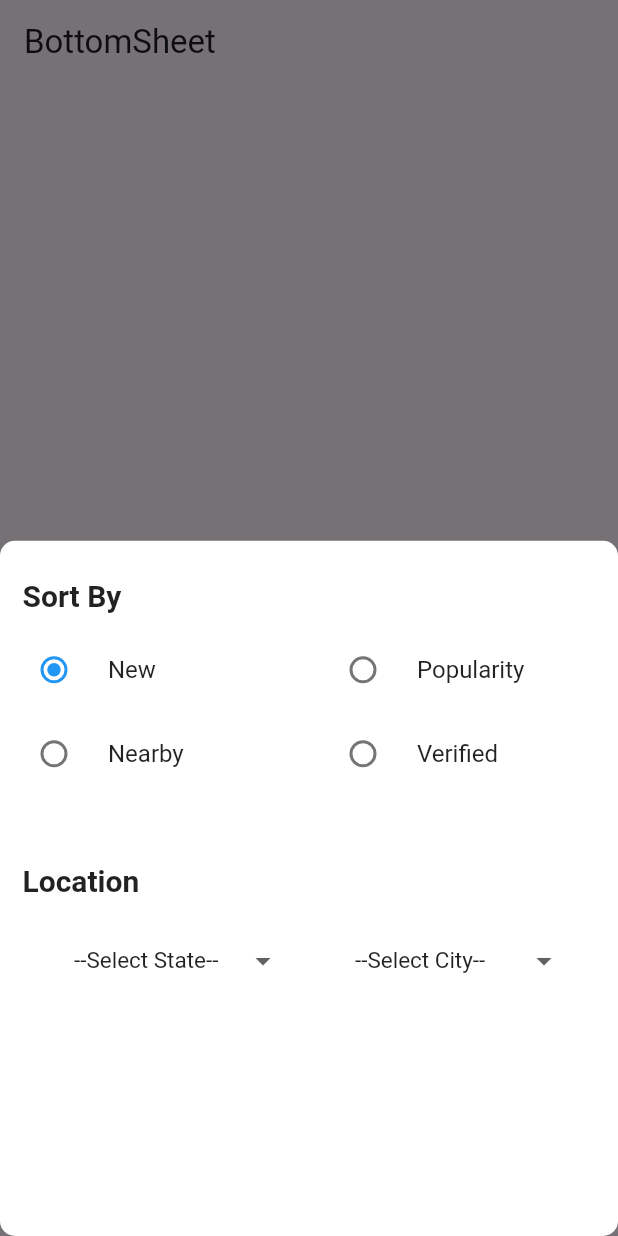
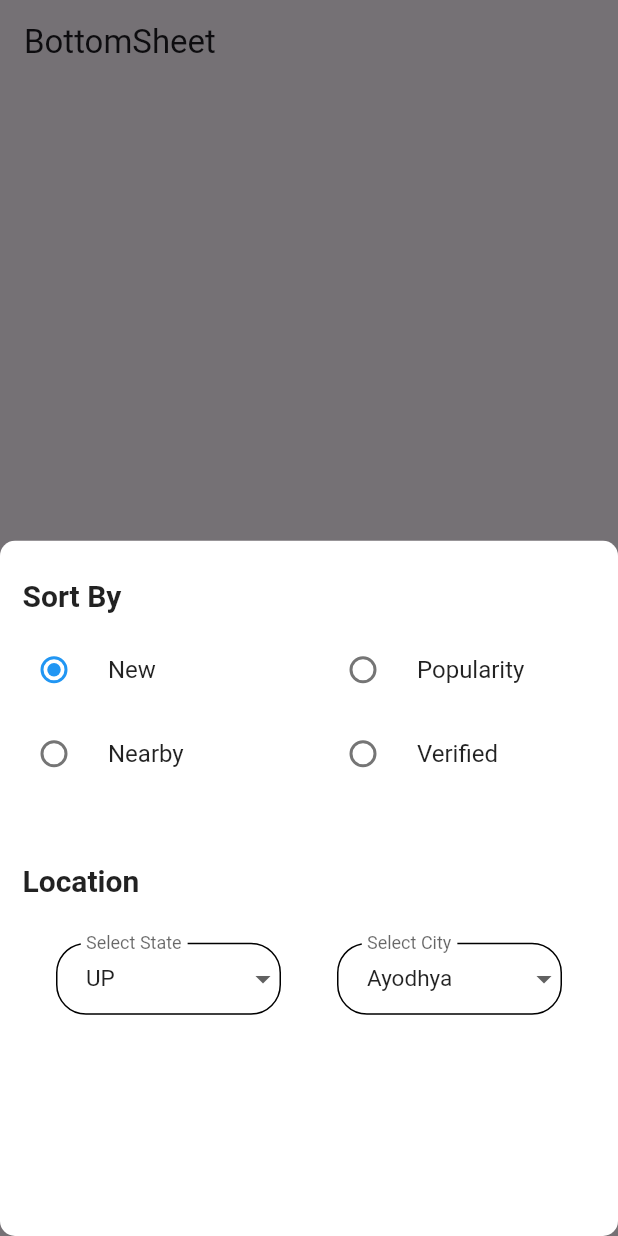
Before and after one commit to imperialrogers/intern-work, a Flutter app: the screen it shows after launch, after a tap on "Open", on a phone screen of 412 x 824 dp. Run offline on Flutter 3.47's test engine with Material 2 defaults, Android fonts, the phone set to English and light mode, and no system bars; our stand-ins replace get, image_picker.

Commit message:
Update bottom_sheet.dart

```diff
--- a/lib/bottom_sheet.dart
+++ b/lib/bottom_sheet.dart
@@ -43,8 +43,8 @@ class MyHomePage extends StatelessWidget {
 
   void openBottomSheet() {
     String? gender = "New"; //no radio button will be selected on initial
-    var chosenValue = "--Select State--";
-    String dropdownValue = '--Select City--';
+    var chosenValue = "UP";
+    String dropdownValue = 'Ayodhya';
 
     Get.bottomSheet(
       Column(
@@ -114,7 +114,9 @@ class MyHomePage extends StatelessWidget {
           ///
 
           ///
-          Row(
+          Padding(
+            padding: const EdgeInsets.only(top: 20.0),
+            child: Row(
               mainAxisAlignment: MainAxisAlignment.spaceEvenly,
               children: [
                 SizedBox(
@@ -123,20 +125,24 @@ class MyHomePage extends StatelessWidget {
                   // padding: const EdgeInsets.all(30.0),
                   child: DropdownButtonFormField(
                     decoration: const InputDecoration(
+                      labelText: "Select State",
                       focusedBorder: OutlineInputBorder(
                         borderSide: BorderSide(
-                          color: Colors.white, width: 0), //<-- SEE HERE
+                            color: Colors.black, width: 1), //<-- SEE HERE
                       ),
+                      contentPadding: const EdgeInsets.symmetric(
+                          vertical: 5, horizontal: 20),
                       enabledBorder: OutlineInputBorder(
                           //<-- SEE HERE
-                      borderSide: BorderSide.none,
+                          borderRadius: BorderRadius.all(Radius.circular(20))
+                          // borderSide: BorderSide.none,
                           ),
                     ),
                     value: chosenValue,
                     isExpanded: false,
                     isDense: true,
                     onChanged: (String? newValue) {},
-                  items: <String>['--Select State--', 'Cat', 'Tiger', 'Lion']
+                    items: <String>['UP', 'Cat', 'Tiger', 'Lion']
                         .map<DropdownMenuItem<String>>((String value) {
                       return DropdownMenuItem<String>(
                         value: value,
@@ -154,20 +160,24 @@ class MyHomePage extends StatelessWidget {
                   // padding: const EdgeInsets.all(30.0),
                   child: DropdownButtonFormField(
                     decoration: const InputDecoration(
+                      labelText: "Select City",
                       focusedBorder: OutlineInputBorder(
                         borderSide: BorderSide(
-                          color: Colors.white, width: 0), //<-- SEE HERE
+                            color: Colors.black, width: 1), //<-- SEE HERE
                       ),
+                      contentPadding: const EdgeInsets.symmetric(
+                          vertical: 5, horizontal: 20),
                       enabledBorder: OutlineInputBorder(
                           //<-- SEE HERE
-                      borderSide: BorderSide.none,
+                          borderRadius: BorderRadius.all(Radius.circular(20))
+                          // borderSide: BorderSide.none,
                           ),
                     ),
                     value: dropdownValue,
                     isExpanded: false,
                     isDense: true,
                     onChanged: (String? newValue) {},
-                  items: <String>['--Select City--', 'Cat', 'Tiger', 'Lion']
+                    items: <String>['Ayodhya', 'Cat', 'Tiger', 'Lion']
                         .map<DropdownMenuItem<String>>((String value) {
                       return DropdownMenuItem<String>(
                         value: value,
@@ -180,6 +190,7 @@ class MyHomePage extends StatelessWidget {
                   ),
                 ),
               ],
+            ),
           ),
         ],
       ),
```
Lines whose indentation alone changed are shown as unchanged.
